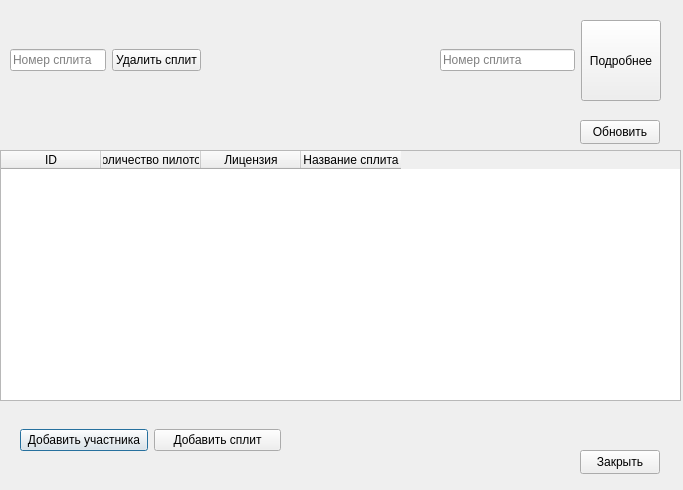
Qt form client/split.ui (Jesass351/ISD) before a commit.
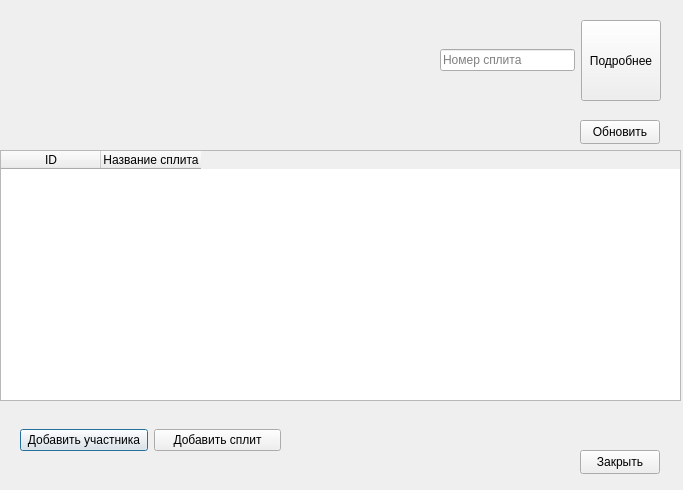
The same form after that commit.

Patch:
```diff
--- a/client/split.ui
+++ b/client/split.ui
@@ -36,16 +36,6 @@
      <string>ID</string>
     </property>
    </column>
-   <column>
-    <property name="text">
-     <string>Количество пилотов</string>
-    </property>
-   </column>
-   <column>
-    <property name="text">
-     <string>Лицензия</string>
-    </property>
-   </column>
    <column>
     <property name="text">
      <string>Название сплита</string>
@@ -78,32 +68,6 @@
     </item>
    </layout>
   </widget>
-  <widget class="QWidget" name="horizontalLayoutWidget_2">
-   <property name="geometry">
-    <rect>
-     <x>10</x>
-     <y>20</y>
-     <width>191</width>
-     <height>80</height>
-    </rect>
-   </property>
-   <layout class="QHBoxLayout" name="horizontalLayout_2">
-    <item>
-     <widget class="QLineEdit" name="splitID">
-      <property name="placeholderText">
-       <string>Номер сплита</string>
-      </property>
-     </widget>
-    </item>
-    <item>
-     <widget class="QPushButton" name="deleteSplit">
-      <property name="text">
-       <string>Удалить сплит</string>
-      </property>
-     </widget>
-    </item>
-   </layout>
-  </widget>
   <widget class="QWidget" name="horizontalLayoutWidget_3">
    <property name="geometry">
     <rect>
```
Left out of the diff: 2 changed lines with no effect on the pictures.
